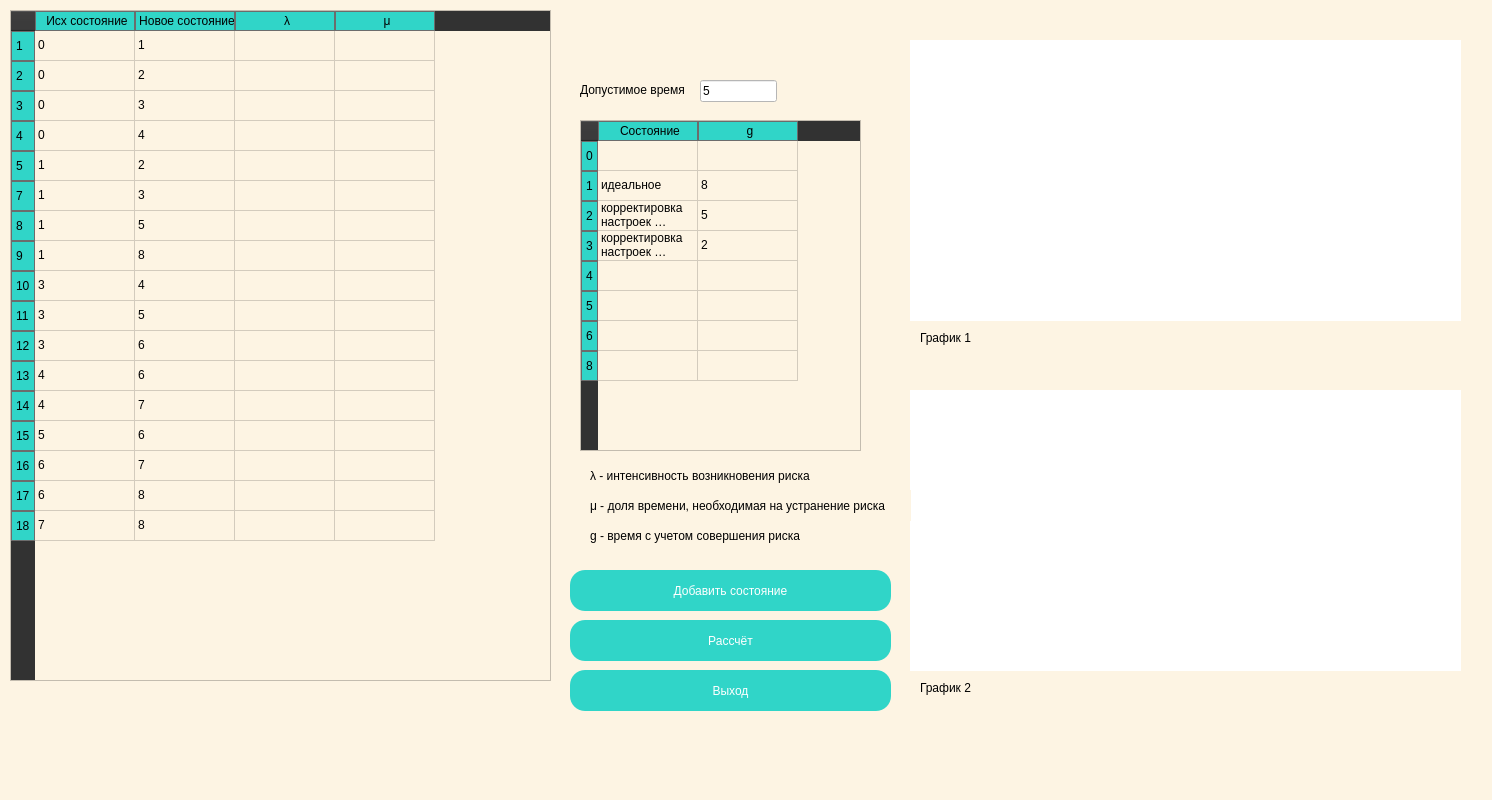
The window that myform.ui (KKaterina03/MyFirstDeal) describes before a commit, drawn with Qt 5.
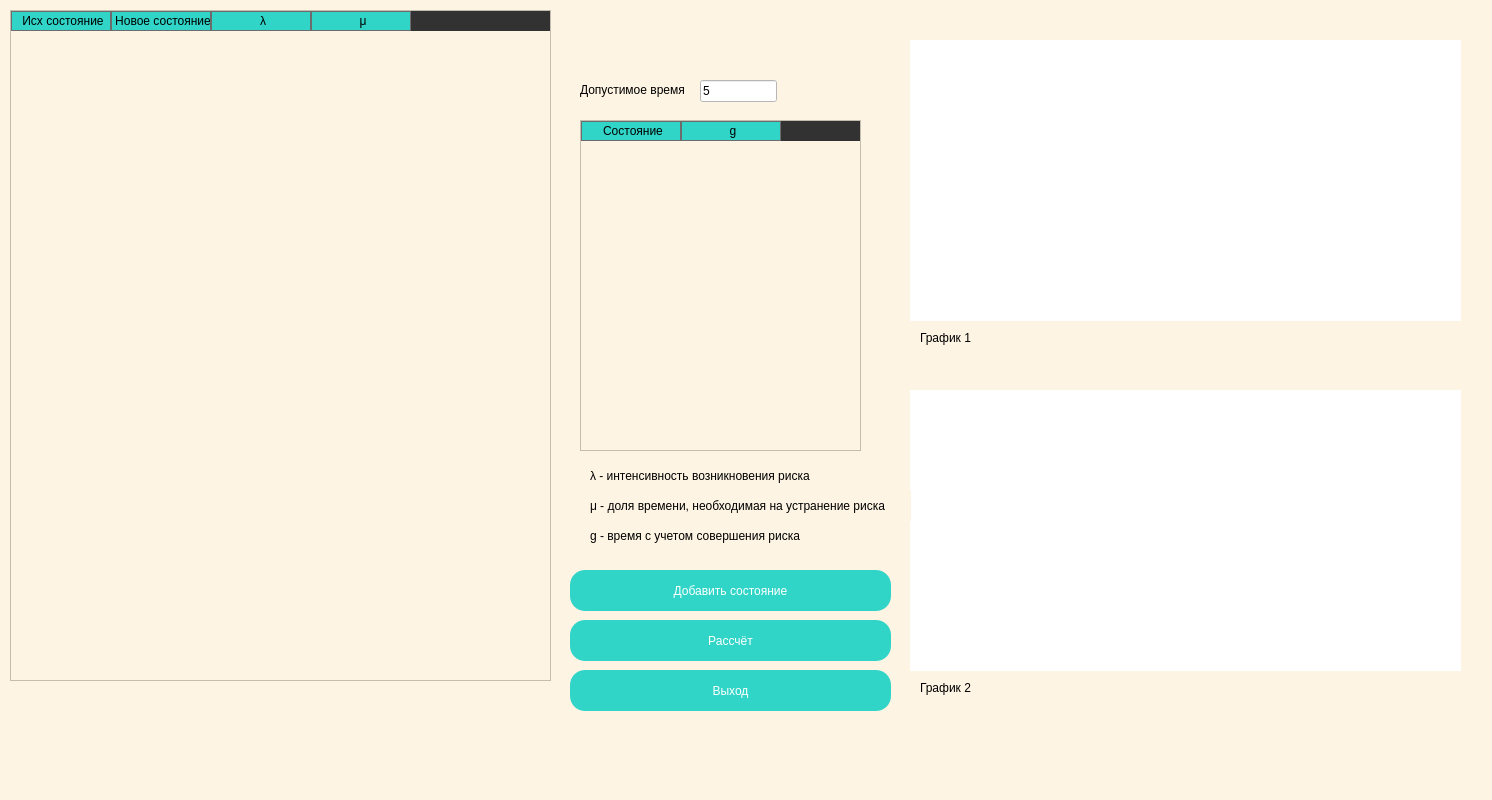
The same window after the commit. Custom widgets are drawn as their Qt base class.

What changed in the file:
```diff
--- a/myform.ui
+++ b/myform.ui
@@ -47,46 +47,6 @@
 background-color:   rgb(253,244,227);
 }</string>
     </property>
-    <row>
-     <property name="text">
-      <string>0</string>
-     </property>
-    </row>
-    <row>
-     <property name="text">
-      <string>1</string>
-     </property>
-    </row>
-    <row>
-     <property name="text">
-      <string>2</string>
-     </property>
-    </row>
-    <row>
-     <property name="text">
-      <string>3</string>
-     </property>
-    </row>
-    <row>
-     <property name="text">
-      <string>4</string>
-     </property>
-    </row>
-    <row>
-     <property name="text">
-      <string>5</string>
-     </property>
-    </row>
-    <row>
-     <property name="text">
-      <string>6</string>
-     </property>
-    </row>
-    <row>
-     <property name="text">
-      <string>8</string>
-     </property>
-    </row>
     <column>
      <property name="text">
       <string>Состояние</string>
@@ -97,36 +57,6 @@
       <string>g</string>
      </property>
     </column>
-    <item row="1" column="0">
-     <property name="text">
-      <string>идеальное</string>
-     </property>
-    </item>
-    <item row="1" column="1">
-     <property name="text">
-      <string>8</string>
-     </property>
-    </item>
-    <item row="2" column="0">
-     <property name="text">
-      <string>корректировка настроек инструмента</string>
-     </property>
-    </item>
-    <item row="2" column="1">
-     <property name="text">
-      <string>5</string>
-     </property>
-    </item>
-    <item row="3" column="0">
-     <property name="text">
-      <string>корректировка настроек оборудования</string>
-     </property>
-    </item>
-    <item row="3" column="1">
-     <property name="text">
-      <string>2</string>
-     </property>
-    </item>
    </widget>
    <widget class="PlotWidget" name="widget" native="true">
     <property name="geometry">
@@ -381,91 +311,6 @@
 background-color:   rgb(253,244,227);
 }</string>
     </property>
-    <row>
-     <property name="text">
-      <string>1</string>
-     </property>
-    </row>
-    <row>
-     <property name="text">
-      <string>2</string>
-     </property>
-    </row>
-    <row>
-     <property name="text">
-      <string>3</string>
-     </property>
-    </row>
-    <row>
-     <property name="text">
-      <string>4</string>
-     </property>
-    </row>
-    <row>
-     <property name="text">
-      <string>5</string>
-     </property>
-    </row>
-    <row>
-     <property name="text">
-      <string>7</string>
-     </property>
-    </row>
-    <row>
-     <property name="text">
-      <string>8</string>
-     </property>
-    </row>
-    <row>
-     <property name="text">
-      <string>9</string>
-     </property>
-    </row>
-    <row>
-     <property name="text">
-      <string>10</string>
-     </property>
-    </row>
-    <row>
-     <property name="text">
-      <string>11</string>
-     </property>
-    </row>
-    <row>
-     <property name="text">
-      <string>12</string>
-     </property>
-    </row>
-    <row>
-     <property name="text">
-      <string>13</string>
-     </property>
-    </row>
-    <row>
-     <property name="text">
-      <string>14</string>
-     </property>
-    </row>
-    <row>
-     <property name="text">
-      <string>15</string>
-     </property>
-    </row>
-    <row>
-     <property name="text">
-      <string>16</string>
-     </property>
-    </row>
-    <row>
-     <property name="text">
-      <string>17</string>
-     </property>
-    </row>
-    <row>
-     <property name="text">
-      <string>18</string>
-     </property>
-    </row>
     <column>
      <property name="text">
       <string>Исх состояние</string>
@@ -486,206 +331,6 @@
       <string>μ</string>
      </property>
     </column>
-    <item row="0" column="0">
-     <property name="text">
-      <string>0</string>
-     </property>
-    </item>
-    <item row="0" column="1">
-     <property name="text">
-      <string>1</string>
-     </property>
-    </item>
-    <item row="0" column="2">
-     <property name="text">
-      <string/>
-     </property>
-    </item>
-    <item row="0" column="3">
-     <property name="text">
-      <string/>
-     </property>
-    </item>
-    <item row="1" column="0">
-     <property name="text">
-      <string>0</string>
-     </property>
-    </item>
-    <item row="1" column="1">
-     <property name="text">
-      <string>2</string>
-     </property>
-    </item>
-    <item row="1" column="2">
-     <property name="text">
-      <string/>
-     </property>
-    </item>
-    <item row="1" column="3">
-     <property name="text">
-      <string/>
-     </property>
-    </item>
-    <item row="2" column="0">
-     <property name="text">
-      <string>0</string>
-     </property>
-    </item>
-    <item row="2" column="1">
-     <property name="text">
-      <string>3</string>
-     </property>
-    </item>
-    <item row="2" column="2">
-     <property name="text">
-      <string/>
-     </property>
-    </item>
-    <item row="2" column="3">
-     <property name="text">
-      <string/>
-     </property>
-    </item>
-    <item row="3" column="0">
-     <property name="text">
-      <string>0</string>
-     </property>
-    </item>
-    <item row="3" column="1">
-     <property name="text">
-      <string>4</string>
-     </property>
-    </item>
-    <item row="4" column="0">
-     <property name="text">
-      <string>1</string>
-     </property>
-    </item>
-    <item row="4" column="1">
-     <property name="text">
-      <string>2</string>
-     </property>
-    </item>
-    <item row="5" column="0">
-     <property name="text">
-      <string>1</string>
-     </property>
-    </item>
-    <item row="5" column="1">
-     <property name="text">
-      <string>3</string>
-     </property>
-    </item>
-    <item row="6" column="0">
-     <property name="text">
-      <string>1</string>
-     </property>
-    </item>
-    <item row="6" column="1">
-     <property name="text">
-      <string>5</string>
-     </property>
-    </item>
-    <item row="7" column="0">
-     <property name="text">
-      <string>1</string>
-     </property>
-    </item>
-    <item row="7" column="1">
-     <property name="text">
-      <string>8</string>
-     </property>
-    </item>
-    <item row="8" column="0">
-     <property name="text">
-      <string>3</string>
-     </property>
-    </item>
-    <item row="8" column="1">
-     <property name="text">
-      <string>4</string>
-     </property>
-    </item>
-    <item row="9" column="0">
-     <property name="text">
-      <string>3</string>
-     </property>
-    </item>
-    <item row="9" column="1">
-     <property name="text">
-      <string>5</string>
-     </property>
-    </item>
-    <item row="10" column="0">
-     <property name="text">
-      <string>3</string>
-     </property>
-    </item>
-    <item row="10" column="1">
-     <property name="text">
-      <string>6</string>
-     </property>
-    </item>
-    <item row="11" column="0">
-     <property name="text">
-      <string>4</string>
-     </property>
-    </item>
-    <item row="11" column="1">
-     <property name="text">
-      <string>6</string>
-     </property>
-    </item>
-    <item row="12" column="0">
-     <property name="text">
-      <string>4</string>
-     </property>
-    </item>
-    <item row="12" column="1">
-     <property name="text">
-      <string>7</string>
-     </property>
-    </item>
-    <item row="13" column="0">
-     <property name="text">
-      <string>5</string>
-     </property>
-    </item>
-    <item row="13" column="1">
-     <property name="text">
-      <string>6</string>
-     </property>
-    </item>
-    <item row="14" column="0">
-     <property name="text">
-      <string>6</string>
-     </property>
-    </item>
-    <item row="14" column="1">
-     <property name="text">
-      <string>7</string>
-     </property>
-    </item>
-    <item row="15" column="0">
-     <property name="text">
-      <string>6</string>
-     </property>
-    </item>
-    <item row="15" column="1">
-     <property name="text">
-      <string>8</string>
-     </property>
-    </item>
-    <item row="16" column="0">
-     <property name="text">
-      <string>7</string>
-     </property>
-    </item>
-    <item row="16" column="1">
-     <property name="text">
-      <string>8</string>
-     </property>
-    </item>
    </widget>
    <widget class="QLabel" name="label_7">
     <property name="geometry">
```
